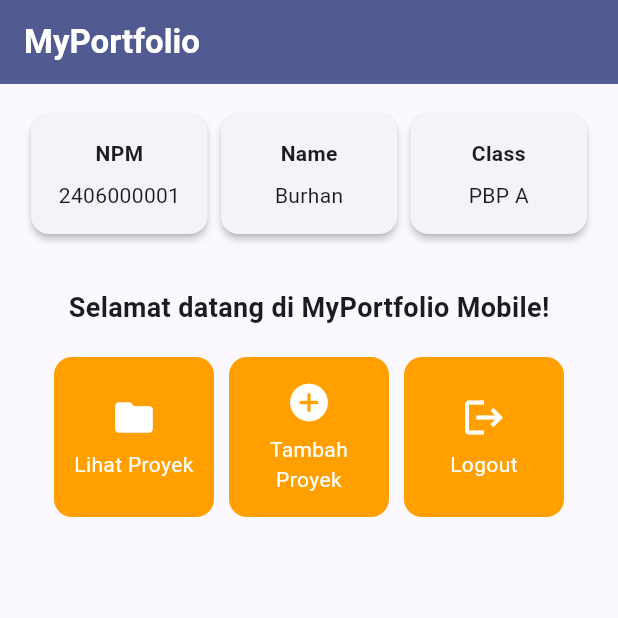
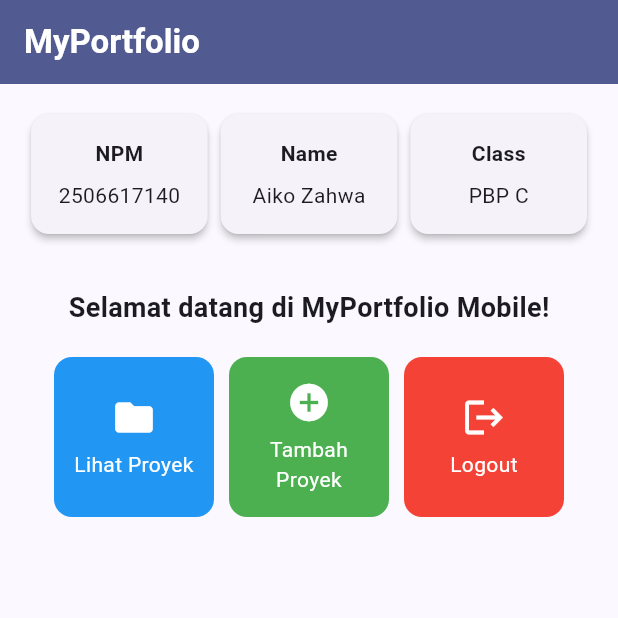
Before and after one commit to aik0o00/myportofolio_mobile, a Flutter app: the screen it shows after launch, on a phone screen of 412 x 824 dp, the top half of it. Run offline on Flutter 3.47's test engine with Material 3 defaults, Android fonts, the phone set to English and light mode, and no system bars.

Commit message:
feat: infocard (tugas 7)

```diff
--- a/lib/menu.dart
+++ b/lib/menu.dart
@@ -4,14 +4,14 @@ import 'package:flutter/material.dart';
 class MyHomePage extends StatelessWidget {
   MyHomePage({super.key});
 
-  final String npm = "2406000001";
-  final String nama = "Burhan";
-  final String kelas = "PBP A";
+  final String npm = "2506617140";
+  final String nama = "Aiko Zahwa";
+  final String kelas = "PBP C";
 
   final List<ItemHomepage> items = [
-    ItemHomepage("Lihat Proyek", Icons.folder),
-    ItemHomepage("Tambah Proyek", Icons.add_circle),
-    ItemHomepage("Logout", Icons.logout),
+    ItemHomepage("Lihat Proyek", Icons.folder, Colors.blue),
+    ItemHomepage("Tambah Proyek", Icons.add_circle, Colors.green),
+    ItemHomepage("Logout", Icons.logout, Colors.red),
   ];
 
   @override
@@ -121,8 +121,9 @@ class InfoCard extends StatelessWidget {
 class ItemHomepage {
   final String name;
   final IconData icon;
+  final Color color;
 
-  ItemHomepage(this.name, this.icon);
+  ItemHomepage(this.name, this.icon, this.color);
 }
 
 // ItemCard
@@ -134,7 +135,7 @@ class ItemCard extends StatelessWidget {
   @override
   Widget build(BuildContext context) {
     return Material(
-      color: Theme.of(context).colorScheme.secondary,
+      color: item.color,
       borderRadius: BorderRadius.circular(12),
       child: InkWell(
         onTap: () {
```
